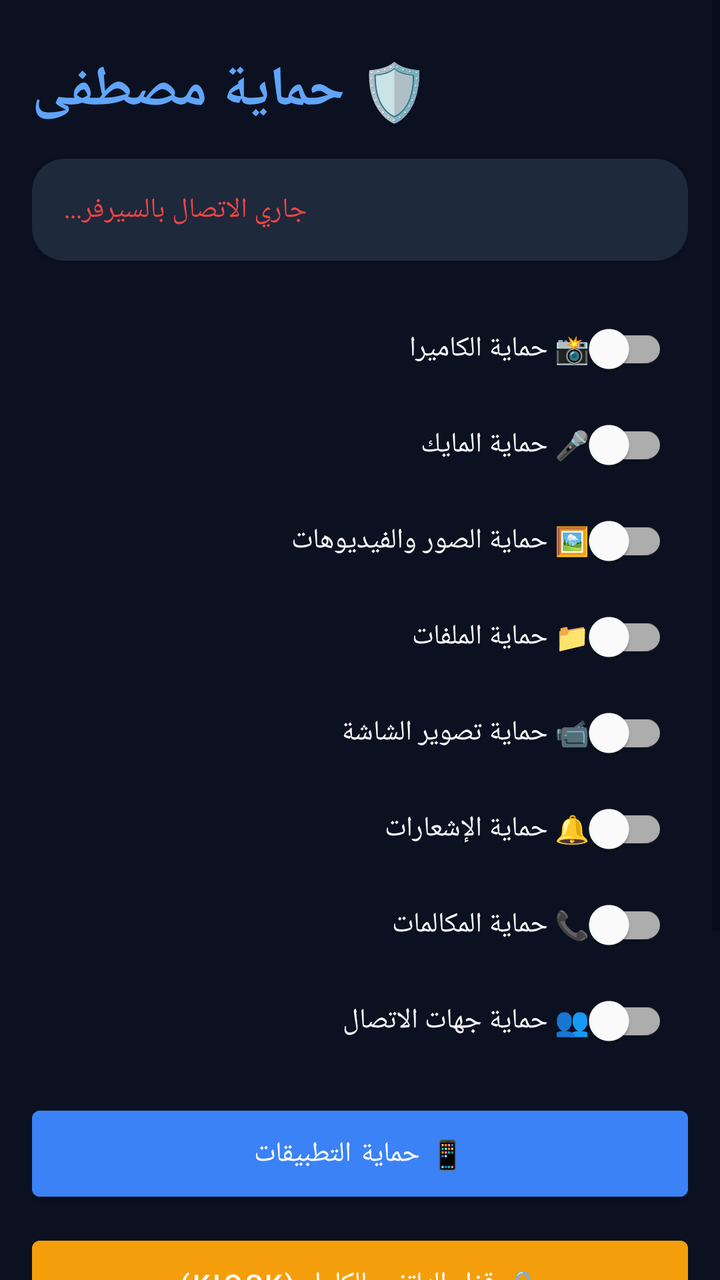
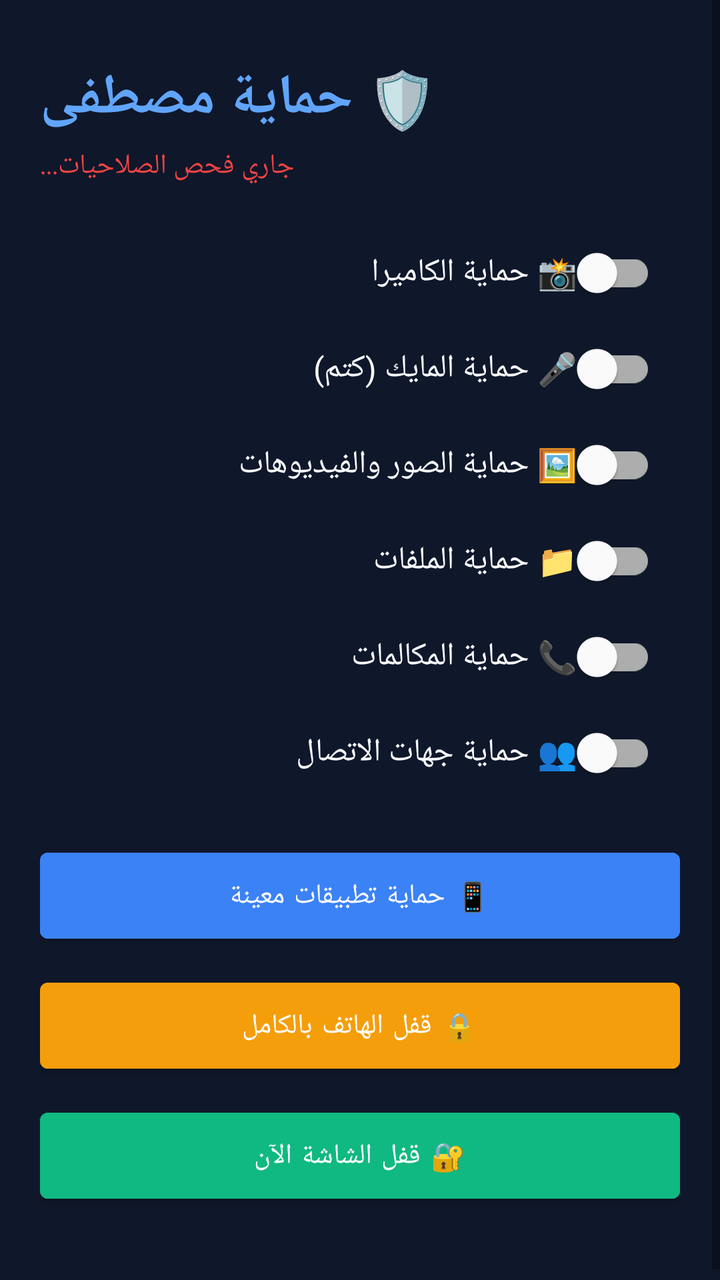

Compare the two renders of this Android layout. The source of the first and the diff that turns it into the second are given below.
<!-- AndroidManifest.xml: application theme Theme.MaterialComponents.DayNight.NoActionBar -->
<!-- res/layout/activity_main.xml -->
<?xml version="1.0" encoding="utf-8"?>
<ScrollView xmlns:android="http://schemas.android.com/apk/res/android"
    xmlns:app="http://schemas.android.com/apk/res-auto"
    android:layout_width="match_parent"
    android:layout_height="match_parent"
    android:background="#0b1120">
    <LinearLayout
        android:layout_width="match_parent"
        android:layout_height="wrap_content"
        android:orientation="vertical"
        android:padding="16dp">

        <TextView
            android:layout_width="wrap_content"
            android:layout_height="wrap_content"
            android:text="🛡️ حماية مصطفى"
            android:textColor="#60a5fa"
            android:textSize="28sp"
            android:textStyle="bold"
            android:layout_marginTop="10dp"
            android:layout_marginBottom="15dp"/>

        <com.google.android.material.card.MaterialCardView
            android:layout_width="match_parent"
            android:layout_height="wrap_content"
            app:cardBackgroundColor="#1e293b"
            app:cardCornerRadius="16dp"
            android:layout_marginBottom="20dp">
            <LinearLayout
                android:layout_width="match_parent"
                android:layout_height="wrap_content"
                android:orientation="vertical"
                android:padding="16dp">
                <TextView
                    android:id="@+id/statusText"
                    android:layout_width="wrap_content"
                    android:layout_height="wrap_content"
                    android:text="جاري الاتصال بالسيرفر..."
                    android:textColor="#ef4444"
                    android:textSize="14sp"/>
            </LinearLayout>
        </com.google.android.material.card.MaterialCardView>

        
        <com.google.android.material.switchmaterial.SwitchMaterial android:id="@+id/switchCamera" android:layout_width="match_parent" android:layout_height="wrap_content" android:text="📸 حماية الكاميرا" android:textColor="#f8fafc" android:padding="10dp"/>
        <com.google.android.material.switchmaterial.SwitchMaterial android:id="@+id/switchMic" android:layout_width="match_parent" android:layout_height="wrap_content" android:text="🎤 حماية المايك" android:textColor="#f8fafc" android:padding="10dp"/>
        <com.google.android.material.switchmaterial.SwitchMaterial android:id="@+id/switchGallery" android:layout_width="match_parent" android:layout_height="wrap_content" android:text="🖼️ حماية الصور والفيديوهات" android:textColor="#f8fafc" android:padding="10dp"/>
        <com.google.android.material.switchmaterial.SwitchMaterial android:id="@+id/switchFiles" android:layout_width="match_parent" android:layout_height="wrap_content" android:text="📁 حماية الملفات" android:textColor="#f8fafc" android:padding="10dp"/>
        <com.google.android.material.switchmaterial.SwitchMaterial android:id="@+id/switchScreenRec" android:layout_width="match_parent" android:layout_height="wrap_content" android:text="📹 حماية تصوير الشاشة" android:textColor="#f8fafc" android:padding="10dp"/>
        <com.google.android.material.switchmaterial.SwitchMaterial android:id="@+id/switchNotif" android:layout_width="match_parent" android:layout_height="wrap_content" android:text="🔔 حماية الإشعارات" android:textColor="#f8fafc" android:padding="10dp"/>
        <com.google.android.material.switchmaterial.SwitchMaterial android:id="@+id/switchCalls" android:layout_width="match_parent" android:layout_height="wrap_content" android:text="📞 حماية المكالمات" android:textColor="#f8fafc" android:padding="10dp"/>
        <com.google.android.material.switchmaterial.SwitchMaterial android:id="@+id/switchContacts" android:layout_width="match_parent" android:layout_height="wrap_content" android:text="👥 حماية جهات الاتصال" android:textColor="#f8fafc" android:padding="10dp" android:layout_marginBottom="15dp"/>

        
        <Button android:id="@+id/btnAppProtect" android:layout_width="match_parent" android:layout_height="55dp" android:text="📱 حماية التطبيقات" android:backgroundTint="#3b82f6" android:textColor="#ffffff" android:layout_marginBottom="10dp"/>
        <Button android:id="@+id/btnKiosk" android:layout_width="match_parent" android:layout_height="55dp" android:text="🔒 قفل الهاتف بالكامل (Kiosk)" android:backgroundTint="#f59e0b" android:textColor="#ffffff" android:layout_marginBottom="10dp"/>
        <Button android:id="@+id/btnAdmin" android:layout_width="match_parent" android:layout_height="55dp" android:text="تفعيل صلاحيات الحماية" android:backgroundTint="#ef4444" android:textColor="#ffffff" android:layout_marginBottom="10dp"/>
        <Button android:id="@+id/btnAccessibility" android:layout_width="match_parent" android:layout_height="55dp" android:text="تفعيل إمكانية الوصول" android:backgroundTint="#8b5cf6" android:textColor="#ffffff" android:layout_marginBottom="10dp"/>
        <Button android:id="@+id/btnLockNow" android:layout_width="match_parent" android:layout_height="55dp" android:text="🔒 قفل الشاشة الآن" android:backgroundTint="#10b981" android:textColor="#ffffff"/>
    </LinearLayout>
</ScrollView>
<!-- resources referenced by this layout -->
<resources>

</resources>

<!-- the commit's change to res/layout/activity_main.xml (unified diff, before → after) -->
@@ -3,12 +3,12 @@
     xmlns:app="http://schemas.android.com/apk/res-auto"
     android:layout_width="match_parent"
     android:layout_height="match_parent"
-    android:background="#0b1120">
+    android:background="#0f172a">
     <LinearLayout
         android:layout_width="match_parent"
         android:layout_height="wrap_content"
         android:orientation="vertical"
-        android:padding="16dp">
+        android:padding="20dp">
 
         <TextView
             android:layout_width="wrap_content"
@@ -18,44 +18,28 @@
             android:textSize="28sp"
             android:textStyle="bold"
             android:layout_marginTop="10dp"
-            android:layout_marginBottom="15dp"/>
+            android:layout_marginBottom="5dp"/>
 
-        <com.google.android.material.card.MaterialCardView
-            android:layout_width="match_parent"
+        <TextView
+            android:id="@+id/statusText"
+            android:layout_width="wrap_content"
             android:layout_height="wrap_content"
-            app:cardBackgroundColor="#1e293b"
-            app:cardCornerRadius="16dp"
-            android:layout_marginBottom="20dp">
-            <LinearLayout
-                android:layout_width="match_parent"
-                android:layout_height="wrap_content"
-                android:orientation="vertical"
-                android:padding="16dp">
-                <TextView
-                    android:id="@+id/statusText"
-                    android:layout_width="wrap_content"
-                    android:layout_height="wrap_content"
-                    android:text="جاري الاتصال بالسيرفر..."
-                    android:textColor="#ef4444"
-                    android:textSize="14sp"/>
-            </LinearLayout>
-        </com.google.android.material.card.MaterialCardView>
+            android:text="جاري فحص الصلاحيات..."
+            android:textColor="#ef4444"
+            android:textSize="14sp"
+            android:layout_marginBottom="20dp"/>
 
         
-        <com.google.android.material.switchmaterial.SwitchMaterial android:id="@+id/switchCamera" android:layout_width="match_parent" android:layout_height="wrap_content" android:text="📸 حماية الكاميرا" android:textColor="#f8fafc" android:padding="10dp"/>
-        <com.google.android.material.switchmaterial.SwitchMaterial android:id="@+id/switchMic" android:layout_width="match_parent" android:layout_height="wrap_content" android:text="🎤 حماية المايك" android:textColor="#f8fafc" android:padding="10dp"/>
-        <com.google.android.material.switchmaterial.SwitchMaterial android:id="@+id/switchGallery" android:layout_width="match_parent" android:layout_height="wrap_content" android:text="🖼️ حماية الصور والفيديوهات" android:textColor="#f8fafc" android:padding="10dp"/>
-        <com.google.android.material.switchmaterial.SwitchMaterial android:id="@+id/switchFiles" android:layout_width="match_parent" android:layout_height="wrap_content" android:text="📁 حماية الملفات" android:textColor="#f8fafc" android:padding="10dp"/>
-        <com.google.android.material.switchmaterial.SwitchMaterial android:id="@+id/switchScreenRec" android:layout_width="match_parent" android:layout_height="wrap_content" android:text="📹 حماية تصوير الشاشة" android:textColor="#f8fafc" android:padding="10dp"/>
-        <com.google.android.material.switchmaterial.SwitchMaterial android:id="@+id/switchNotif" android:layout_width="match_parent" android:layout_height="wrap_content" android:text="🔔 حماية الإشعارات" android:textColor="#f8fafc" android:padding="10dp"/>
-        <com.google.android.material.switchmaterial.SwitchMaterial android:id="@+id/switchCalls" android:layout_width="match_parent" android:layout_height="wrap_content" android:text="📞 حماية المكالمات" android:textColor="#f8fafc" android:padding="10dp"/>
-        <com.google.android.material.switchmaterial.SwitchMaterial android:id="@+id/switchContacts" android:layout_width="match_parent" android:layout_height="wrap_content" android:text="👥 حماية جهات الاتصال" android:textColor="#f8fafc" android:padding="10dp" android:layout_marginBottom="15dp"/>
+        <com.google.android.material.switchmaterial.SwitchMaterial android:id="@+id/switchCamera" android:layout_width="match_parent" android:layout_height="wrap_content" android:text="📸 حماية الكاميرا" android:textColor="#f8fafc" android:textSize="16sp" android:padding="12dp"/>
+        <com.google.android.material.switchmaterial.SwitchMaterial android:id="@+id/switchMic" android:layout_width="match_parent" android:layout_height="wrap_content" android:text="🎤 حماية المايك (كتم)" android:textColor="#f8fafc" android:textSize="16sp" android:padding="12dp"/>
+        <com.google.android.material.switchmaterial.SwitchMaterial android:id="@+id/switchGallery" android:layout_width="match_parent" android:layout_height="wrap_content" android:text="🖼️ حماية الصور والفيديوهات" android:textColor="#f8fafc" android:textSize="16sp" android:padding="12dp"/>
+        <com.google.android.material.switchmaterial.SwitchMaterial android:id="@+id/switchFiles" android:layout_width="match_parent" android:layout_height="wrap_content" android:text="📁 حماية الملفات" android:textColor="#f8fafc" android:textSize="16sp" android:padding="12dp"/>
+        <com.google.android.material.switchmaterial.SwitchMaterial android:id="@+id/switchCalls" android:layout_width="match_parent" android:layout_height="wrap_content" android:text="📞 حماية المكالمات" android:textColor="#f8fafc" android:textSize="16sp" android:padding="12dp"/>
+        <com.google.android.material.switchmaterial.SwitchMaterial android:id="@+id/switchContacts" android:layout_width="match_parent" android:layout_height="wrap_content" android:text="👥 حماية جهات الاتصال" android:textColor="#f8fafc" android:textSize="16sp" android:padding="12dp" android:layout_marginBottom="20dp"/>
 
-        
-        <Button android:id="@+id/btnAppProtect" android:layout_width="match_parent" android:layout_height="55dp" android:text="📱 حماية التطبيقات" android:backgroundTint="#3b82f6" android:textColor="#ffffff" android:layout_marginBottom="10dp"/>
-        <Button android:id="@+id/btnKiosk" android:layout_width="match_parent" android:layout_height="55dp" android:text="🔒 قفل الهاتف بالكامل (Kiosk)" android:backgroundTint="#f59e0b" android:textColor="#ffffff" android:layout_marginBottom="10dp"/>
-        <Button android:id="@+id/btnAdmin" android:layout_width="match_parent" android:layout_height="55dp" android:text="تفعيل صلاحيات الحماية" android:backgroundTint="#ef4444" android:textColor="#ffffff" android:layout_marginBottom="10dp"/>
-        <Button android:id="@+id/btnAccessibility" android:layout_width="match_parent" android:layout_height="55dp" android:text="تفعيل إمكانية الوصول" android:backgroundTint="#8b5cf6" android:textColor="#ffffff" android:layout_marginBottom="10dp"/>
-        <Button android:id="@+id/btnLockNow" android:layout_width="match_parent" android:layout_height="55dp" android:text="🔒 قفل الشاشة الآن" android:backgroundTint="#10b981" android:textColor="#ffffff"/>
+        <Button android:id="@+id/btnAppProtect" android:layout_width="match_parent" android:layout_height="55dp" android:text="📱 حماية تطبيقات معينة" android:backgroundTint="#3b82f6" android:textColor="#ffffff" android:layout_marginBottom="10dp"/>
+        <Button android:id="@+id/btnKiosk" android:layout_width="match_parent" android:layout_height="55dp" android:text="🔒 قفل الهاتف بالكامل" android:backgroundTint="#f59e0b" android:textColor="#ffffff" android:layout_marginBottom="10dp"/>
+        <Button android:id="@+id/btnLockNow" android:layout_width="match_parent" android:layout_height="55dp" android:text="🔐 قفل الشاشة الآن" android:backgroundTint="#10b981" android:textColor="#ffffff" android:layout_marginBottom="20dp"/>
+
     </LinearLayout>
 </ScrollView>
